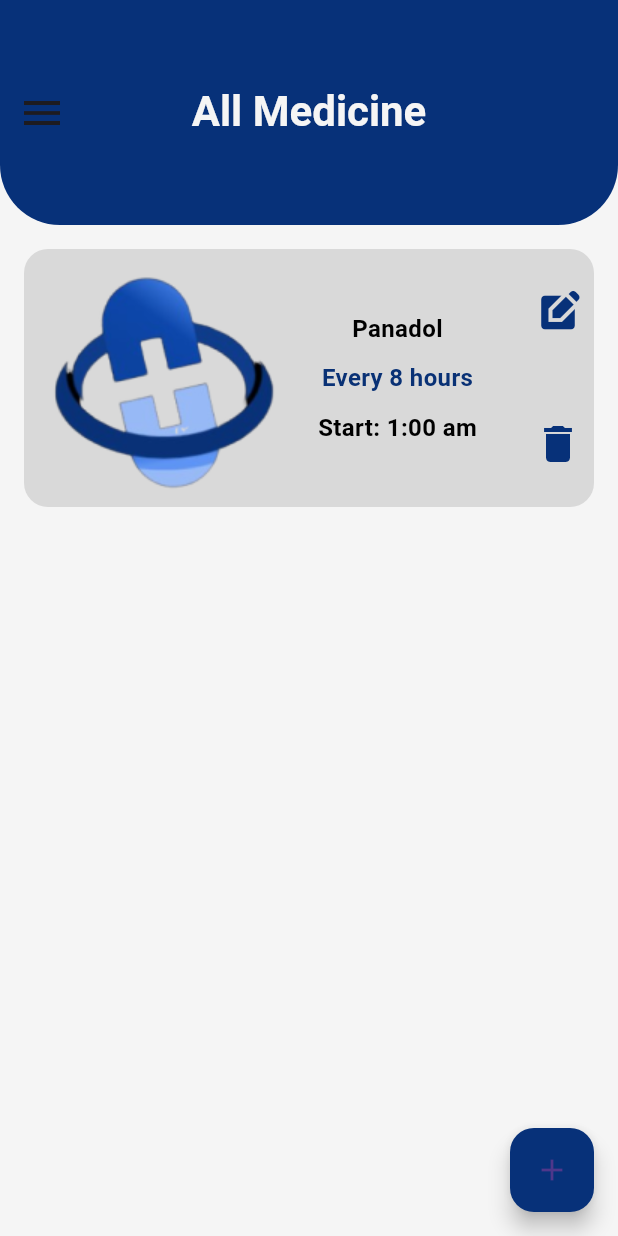
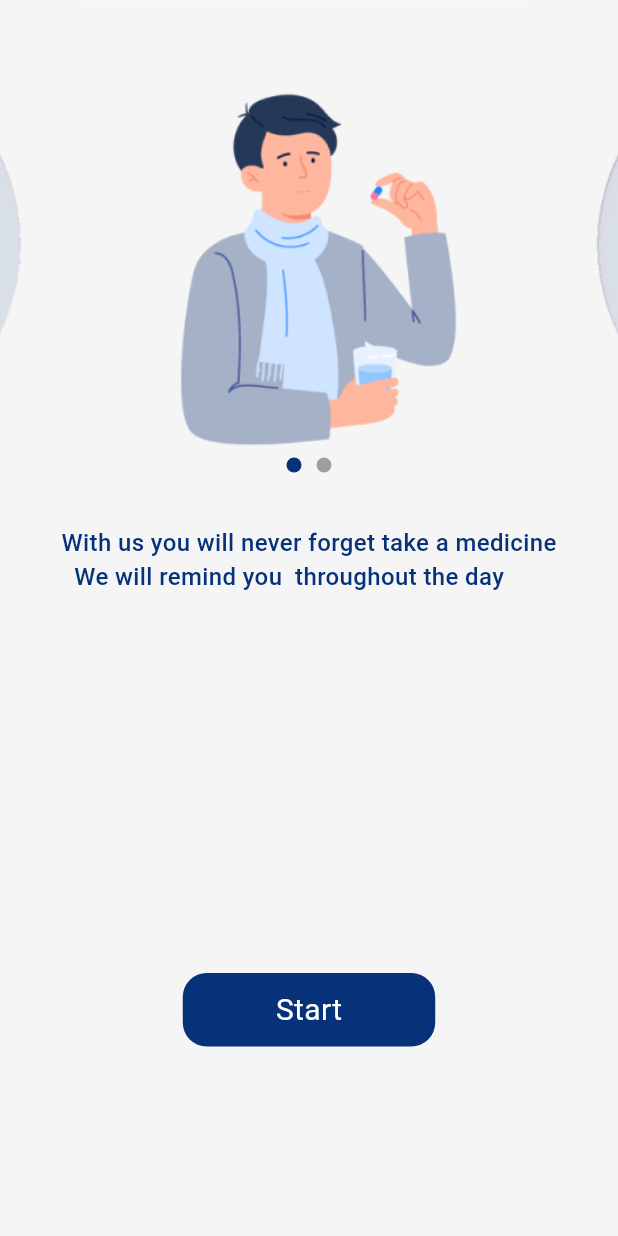
Before and after one commit to mostafaali2002/medicine_alarm, a Flutter app: the screen it shows after launch, on a phone screen of 412 x 824 dp. Run offline on Flutter 3.47's test engine with Material 3 defaults, Android fonts, the phone set to English and light mode, and no system bars; drawn by our look-alikes of carousel_slider.

Commit message:
convert login page into details page and finish medicine item

```diff
--- a/lib/main.dart
+++ b/lib/main.dart
@@ -1,7 +1,7 @@
 import 'package:flutter/material.dart';
 import 'package:medicine_alarm/pages/all_medicine_page.dart';
 import 'package:medicine_alarm/pages/choose_language_page.dart';
-import 'package:medicine_alarm/pages/login_english_page.dart';
+import 'package:medicine_alarm/pages/details_english_page.dart';
 import 'package:medicine_alarm/pages/splash_page.dart';
 
 void main() {
@@ -18,10 +18,10 @@ class MedicineAlarm extends StatelessWidget {
       routes: {
         SplashPage.id: (context) => const SplashPage(),
         ChooseLanguagePage.id: (context) => const ChooseLanguagePage(),
-        LoginEnglishPage.id: (context) => const LoginEnglishPage(),
+        DetailsEnglishPage.id: (context) => const DetailsEnglishPage(),
         AllMedicinePage.id: (context) => const AllMedicinePage(),
       },
-      initialRoute: AllMedicinePage.id,
+      initialRoute: SplashPage.id,
     );
   }
 }
--- /dev/null
+++ b/lib/models/medicine_item_model.dart
@@ -0,0 +1,6 @@
+class MedicineItemModel {
+  final String medicineName, hours, start;
+
+  const MedicineItemModel(
+      {required this.medicineName, required this.hours, required this.start});
+}
--- a/lib/pages/login_english_page.dart
+++ b/lib/pages/details_english_page.dart
@@ -1,15 +1,15 @@
 import 'package:flutter/material.dart';
 import 'package:medicine_alarm/utils/app_style.dart';
-import 'package:medicine_alarm/widgets/login_english_body.dart';
+import 'package:medicine_alarm/widgets/details_english_body.dart';
 
-class LoginEnglishPage extends StatelessWidget {
-  const LoginEnglishPage({super.key});
+class DetailsEnglishPage extends StatelessWidget {
+  const DetailsEnglishPage({super.key});
   static const String id = "LoginEnglishPage";
   @override
   Widget build(BuildContext context) {
     return const Scaffold(
       backgroundColor: Color(AppStyle.kPrimaryColor),
-      body: LoginEnglishBody(),
+      body: DetailsEnglishBody(),
     );
   }
 }
--- a/lib/pages/splash_page.dart
+++ b/lib/pages/splash_page.dart
@@ -1,7 +1,7 @@
 import 'dart:async';
 
 import 'package:flutter/material.dart';
-import 'package:medicine_alarm/pages/choose_language_page.dart';
+import 'package:medicine_alarm/pages/details_english_page.dart';
 import 'package:medicine_alarm/utils/app_style.dart';
 import 'package:medicine_alarm/widgets/splash_body.dart';
 
@@ -11,7 +11,7 @@ class SplashPage extends StatelessWidget {
   @override
   Widget build(BuildContext context) {
     Timer(const Duration(seconds: 3), () {
-      Navigator.pushNamed(context, ChooseLanguagePage.id);
+      Navigator.pushReplacementNamed(context, DetailsEnglishPage.id);
     });
     return const Scaffold(
       backgroundColor: Color(AppStyle.kPrimaryColor),
--- a/lib/widgets/all_medicine_body.dart
+++ b/lib/widgets/all_medicine_body.dart
@@ -1,75 +1,24 @@
 import 'package:flutter/material.dart';
-import 'package:medicine_alarm/utils/app_images.dart';
-import 'package:medicine_alarm/utils/app_style.dart';
+import 'package:medicine_alarm/models/medicine_item_model.dart';
+import 'package:medicine_alarm/widgets/medicine_item.dart';
 
-class AllMedicineBody extends StatelessWidget {
+class AllMedicineBody extends StatefulWidget {
   const AllMedicineBody({super.key});
 
   @override
+  State<AllMedicineBody> createState() => _AllMedicineBodyState();
+}
+
+class _AllMedicineBodyState extends State<AllMedicineBody> {
+  @override
   Widget build(BuildContext context) {
-    return Column(
-      children: [
-        Padding(
-          padding: const EdgeInsets.symmetric(horizontal: 16, vertical: 16),
-          child: Container(
-              decoration: BoxDecoration(
-                  borderRadius: BorderRadius.circular(16),
-                  color: const Color(0xffD9D9D9)),
-              child: Row(
-                children: [
-                  Image.asset(Assets.logo),
-                  const SizedBox(
-                    width: 16,
-                  ),
-                  Column(
-                    children: [
-                      Text(
-                        "Panadol",
-                        style: AppStyle.styleSemiBold16
-                            .copyWith(color: Colors.black),
-                      ),
-                      SizedBox(
-                        height: 10,
-                      ),
-                      Text(
-                        "Every 8 hours",
-                        style: AppStyle.styleSemiBold16,
-                      ),
-                      SizedBox(
-                        height: 10,
-                      ),
-                      Text(
-                        "Start: 1:00 am",
-                        style: AppStyle.styleSemiBold16
-                            .copyWith(color: Colors.black),
-                      ),
-                    ],
-                  ),
-                  Expanded(child: SizedBox()),
-                  Column(
-                    children: [
-                      IconButton(
-                        onPressed: () {},
-                        icon: Icon(Icons.edit_square,
-                            size: 30, color: Color(AppStyle.kSecondryColor)),
-                      ),
-                      SizedBox(
-                        height: 40,
-                      ),
-                      IconButton(
-                        onPressed: () {},
-                        icon: Icon(
-                          Icons.delete,
-                          size: 32,
-                          color: Color(AppStyle.kSecondryColor),
-                        ),
-                      )
-                    ],
-                  )
-                ],
-              )),
-        ),
-      ],
+    return ListView.builder(
+      itemCount: 10,
+      itemBuilder: (context, index) {
+        return MedicineItem(
+            medicineItemModel: MedicineItemModel(
+                medicineName: "medicineName", hours: "hours", start: "start"));
+      },
     );
   }
 }
--- a/lib/widgets/choose_language_body.dart
+++ b/lib/widgets/choose_language_body.dart
@@ -1,5 +1,5 @@
 import 'package:flutter/material.dart';
-import 'package:medicine_alarm/pages/login_english_page.dart';
+import 'package:medicine_alarm/pages/all_medicine_page.dart';
 import 'package:medicine_alarm/utils/app_images.dart';
 import 'package:medicine_alarm/utils/app_style.dart';
 import 'package:medicine_alarm/widgets/custom_button.dart';
@@ -26,7 +26,7 @@ class ChooseLanguageBody extends StatelessWidget {
             text: "English",
             textStyle: AppStyle.styleRegular20WithHeight,
             onTap: () {
-              Navigator.pushNamed(context, LoginEnglishPage.id);
+              Navigator.pushNamed(context, AllMedicinePage.id);
             },
           ),
           const SizedBox(
--- /dev/null
+++ b/lib/widgets/details_english_body.dart
@@ -0,0 +1,40 @@
+import 'package:flutter/material.dart';
+import 'package:medicine_alarm/pages/choose_language_page.dart';
+import 'package:medicine_alarm/utils/app_style.dart';
+import 'package:medicine_alarm/widgets/custom_button.dart';
+import 'package:medicine_alarm/widgets/picture_slide.dart';
+
+class DetailsEnglishBody extends StatelessWidget {
+  const DetailsEnglishBody({super.key});
+
+  @override
+  Widget build(BuildContext context) {
+    return Column(
+      children: [
+        const PicturesSlide(),
+        const SizedBox(
+          height: 30,
+        ),
+        const Text(
+          "With us you will never forget take a medicine\n  We will remind you  throughout the day",
+          style: AppStyle.styleMedium16,
+        ),
+        const Expanded(
+          child: SizedBox(),
+          flex: 2,
+        ),
+        CustomButton(
+            text: "Start",
+            colorValue: AppStyle.kSecondryColor,
+            onTap: () {
+              Navigator.pushReplacementNamed(context, ChooseLanguagePage.id);
+            },
+            textStyle: AppStyle.styleRegular20),
+        const Expanded(
+          child: SizedBox(),
+          flex: 1,
+        ),
+      ],
+    );
+  }
+}
```
Also changed, not shown: lib/widgets/login_english_body.dart (deleted, +0 -65 lines), lib/widgets/medicine_icon_item.dart (added, +32 -0 lines), lib/widgets/medicine_item.dart (added, +42 -0 lines), lib/widgets/medicine_text_item.dart (added, +37 -0 lines).
